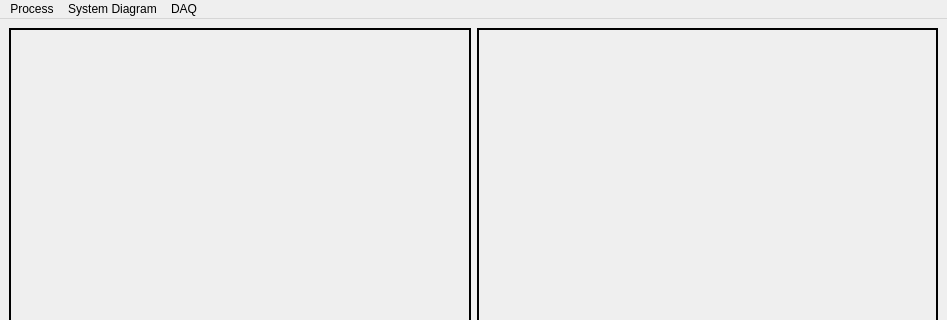
Above: src/L4/ui/gsmainwindow.ui from vedangnaik/Carina-mirror before the change; both pictures show x 0 to 947 and y 0 to 320 of the 947 by 652 pixel window. Below: the same form after it.
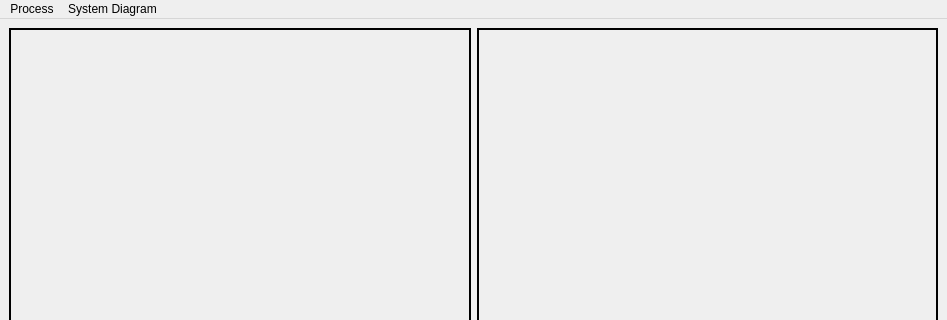
That is the form after the change.

Commit message: Added sub DAQ manager factory class

What changed in the file:
```diff
--- a/src/L4/ui/gsmainwindow.ui
+++ b/src/L4/ui/gsmainwindow.ui
@@ -97,14 +97,8 @@
     <addaction name="openSystemDiagramAction"/>
     <addaction name="clearSystemDiagramAction"/>
    </widget>
-   <widget class="QMenu" name="menuDAQ">
-    <property name="title">
-     <string>DAQ</string>
-    </property>
-   </widget>
    <addaction name="menuProcess"/>
    <addaction name="menuSystem_Diagram"/>
-   <addaction name="menuDAQ"/>
   </widget>
   <widget class="QStatusBar" name="statusbar"/>
   <action name="openProcessFromFileAction">
```
Left out of the diff: 5 changed lines with no effect on the pictures. The commit also changes 7 other files.
